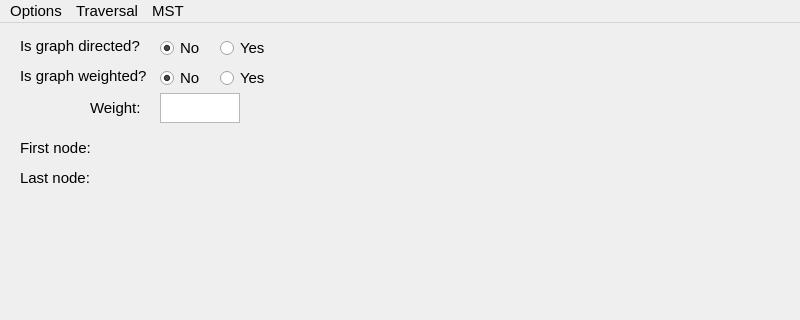
Above: MainWindow.ui from cristian-george/GraphTheoryFramework before the change; both pictures show x 0 to 800 and y 0 to 320 of the 800 by 600 pixel window. Below: the same form after it.
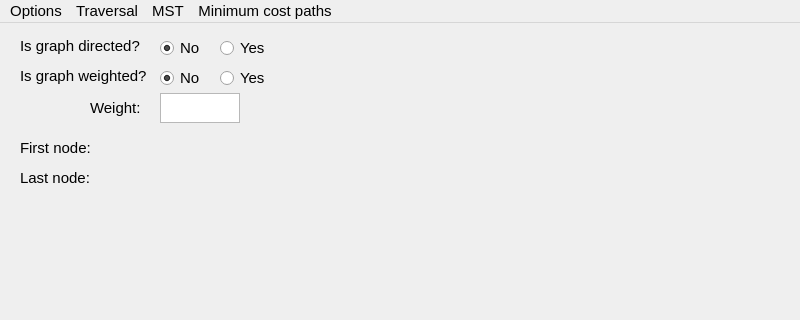
That is the form after the change.

Diff of the .ui file:
```diff
--- a/MainWindow.ui
+++ b/MainWindow.ui
@@ -287,9 +287,18 @@
     <addaction name="actionPrim"/>
     <addaction name="actionKruskal"/>
    </widget>
+   <widget class="QMenu" name="menuMinimumCostPaths">
+    <property name="title">
+     <string>Minimum cost paths</string>
+    </property>
+    <addaction name="actionDijkstra"/>
+    <addaction name="actionBellmanFord"/>
+    <addaction name="actionFloydWarshall"/>
+   </widget>
    <addaction name="menuOptions"/>
    <addaction name="menuTraversal"/>
    <addaction name="menuMST"/>
+   <addaction name="menuMinimumCostPaths"/>
   </widget>
   <action name="actionShortPath">
    <property name="text">
```
Left out of the diff: 15 changed lines with no effect on the pictures.
